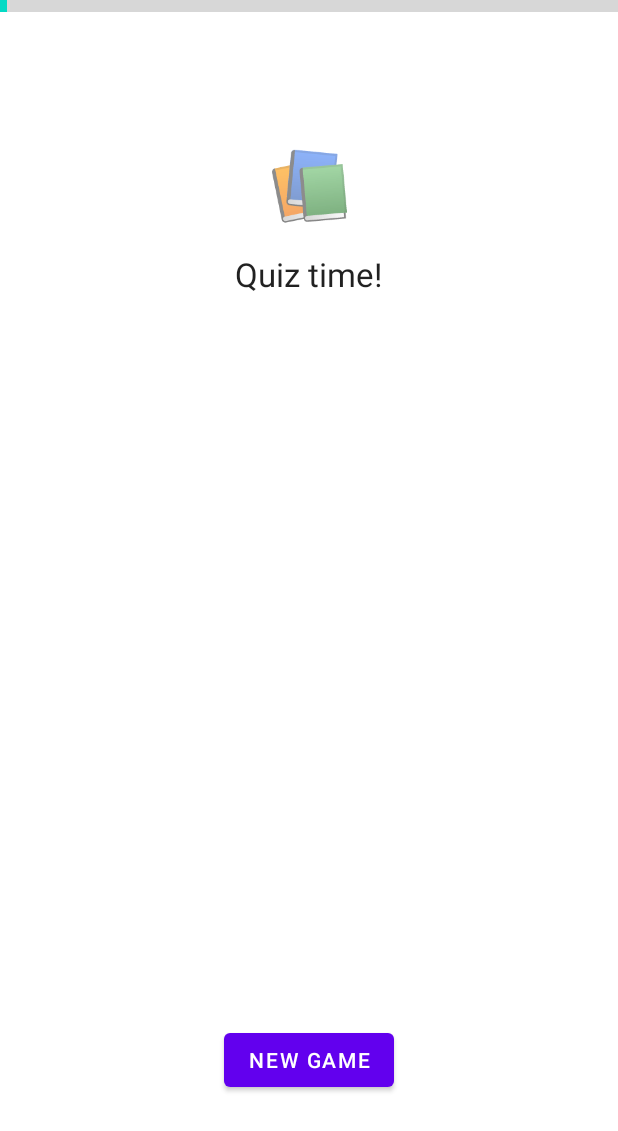
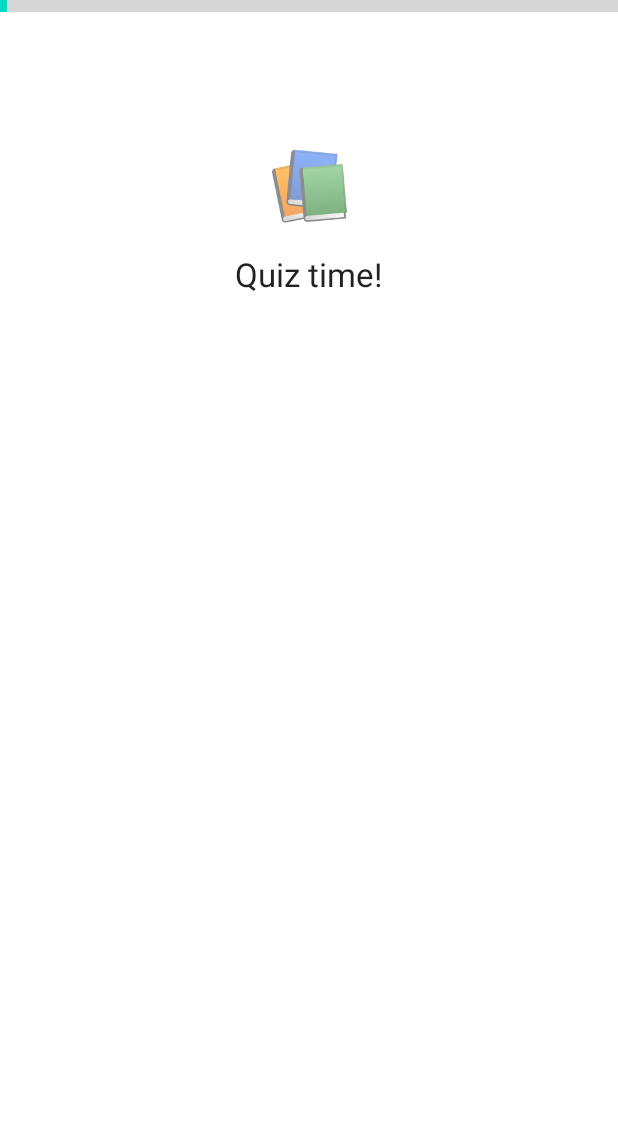
Before and after one commit to cszach/MathQuiz, an Android app: the layout fragment_game.xml on its own in the app's theme, with its tools: preview values and no code run, on a phone screen of 412 x 824 dp. Shown: the top 1131 px of the screen. Run offline under Robolectric (Android 15) with nearby library versions, the phone set to English and light mode, and no system bars.

Commit message:
Game: minor code improvements

```diff
--- a/app/src/main/res/layout/fragment_game.xml
+++ b/app/src/main/res/layout/fragment_game.xml
@@ -49,6 +49,7 @@
         android:layout_width="0dp"
         android:layout_height="wrap_content"
         android:layout_marginTop="32dp"
+        android:nestedScrollingEnabled="false"
         app:layout_constraintEnd_toStartOf="@+id/guideline8"
         app:layout_constraintStart_toStartOf="@+id/guideline7"
         app:layout_constraintTop_toBottomOf="@+id/game_fragment_name_textView" />
@@ -57,14 +58,13 @@
         android:id="@+id/game_fragment_new_game_button"
         android:layout_width="wrap_content"
         android:layout_height="wrap_content"
+        android:alpha="0"
         android:text="@string/new_game_text"
-        android:visibility="invisible"
         app:layout_constraintBottom_toBottomOf="parent"
         app:layout_constraintEnd_toStartOf="@+id/guideline8"
         app:layout_constraintStart_toStartOf="@+id/guideline7"
         app:layout_constraintTop_toTopOf="parent"
-        app:layout_constraintVertical_bias="0.88"
-        tools:visibility="visible" />
+        app:layout_constraintVertical_bias="0.88" />
 
     <ProgressBar
         android:id="@+id/progressBar"
```
Also changed, not shown: app/src/main/java/com/dnguy38/mathquiz/GameFragment.kt (+49 -6 lines).
